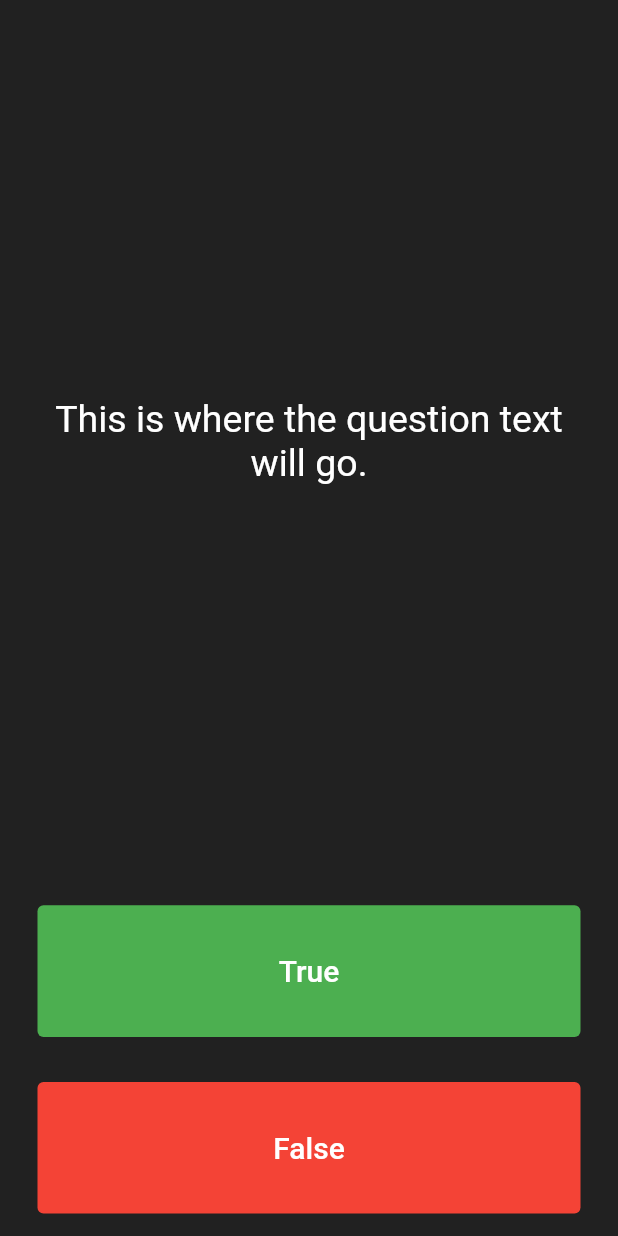
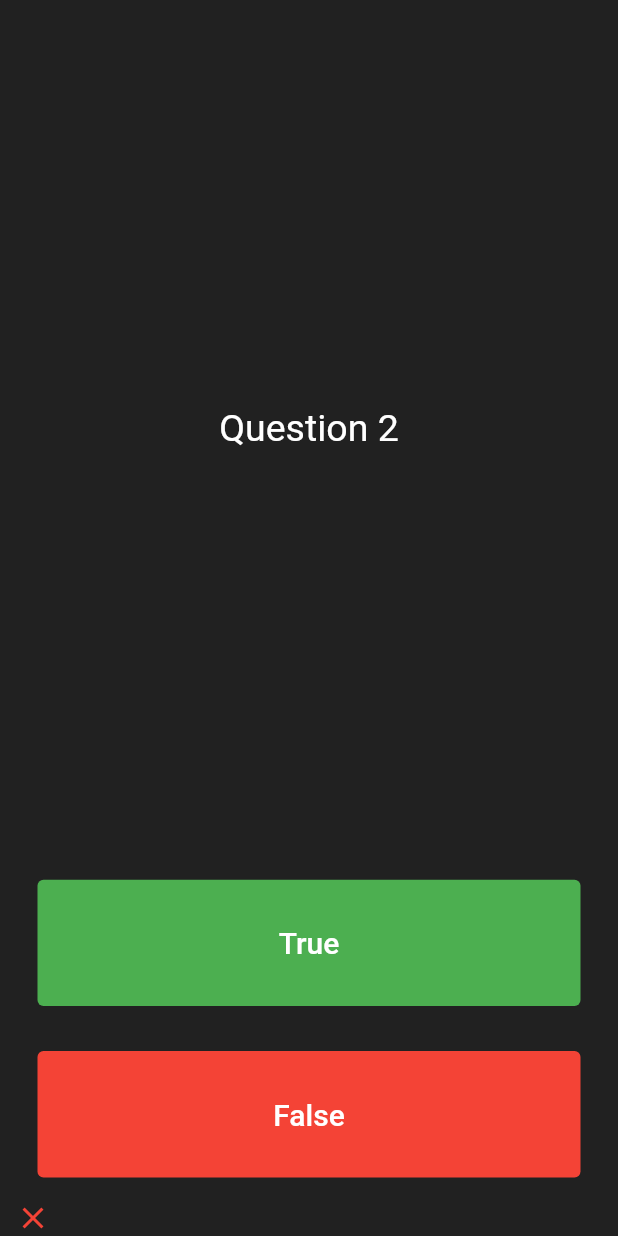
Before and after one commit to saivishnu725/Quizzler, a Flutter app: the screen it shows after launch, after a tap on "True", on a phone screen of 412 x 824 dp. Run offline on Flutter 3.47's test engine with Material 2 defaults, Android fonts, the phone set to English and light mode, and no system bars; our stand-ins replace rflutter_alert.

Commit message:
Added questions and solutions list and a alert button for result

```diff
--- a/lib/main.dart
+++ b/lib/main.dart
@@ -1,4 +1,7 @@
 import 'package:flutter/material.dart';
+import 'package:quizzler/questions.dart';
+import 'package:quizzler/solutions.dart';
+import 'package:rflutter_alert/rflutter_alert.dart';
 
 void main() {
   runApp(
@@ -15,6 +18,9 @@ class MyApp extends StatefulWidget {
 }
 
 class _MyAppState extends State<MyApp> {
+  List<Icon> count = [];
+  int current = 0;
+  int score = 0;
   @override
   Widget build(BuildContext context) {
     return Scaffold(
@@ -32,7 +38,7 @@ class _MyAppState extends State<MyApp> {
                   padding: EdgeInsets.all(10.0),
                   child: Center(
                     child: Text(
-                      'This is where the question text will go.',
+                      questions[current],
                       textAlign: TextAlign.center,
                       style: TextStyle(
                         fontSize: 25.0,
@@ -58,7 +64,45 @@ class _MyAppState extends State<MyApp> {
                       ),
                     ),
                     onPressed: () {
-                      // TODO: The user picked true.
+                      debugPrint('true');
+                      setState(() {
+                        if (current < 6) {
+                          // current = current + 1;
+                          current++;
+                        } else {
+                          Alert(
+                            context: context,
+                            type: AlertType.success,
+                            title: "Total score is",
+                            desc: "\$score",
+                            buttons: [
+                              DialogButton(
+                                child: Text(
+                                  "COOL.",
+                                  style: TextStyle(
+                                      color: Colors.white, fontSize: 20),
+                                ),
+                                onPressed: () {
+                                  setState(() {
+                                    current = 0;
+                                  });
+                                  Navigator.pop(context);
+                                },
+                                width: 120,
+                              )
+                            ],
+                          ).show();
+                        }
+                        if (solutions[current]) {
+                          setState(() {
+                            score = score + 1;
+                          });
+                          count.add(trueWidget());
+                        } else {
+                          count.add(wrongWidget());
+                        }
+                      });
+                      // User picked true.
                     },
                   ),
                 ),
@@ -79,12 +123,53 @@ class _MyAppState extends State<MyApp> {
                       ),
                     ),
                     onPressed: () {
-                      // TODO: The user picked false.
+                      debugPrint('false');
+                      setState(() {
+                        if (current < 6) {
+                          // current = current + 1;
+                          current++;
+                        } else {
+                          Alert(
+                            context: context,
+                            type: AlertType.success,
+                            title: "Total score is",
+                            desc: "\$score",
+                            buttons: [
+                              DialogButton(
+                                child: Text(
+                                  "COOL.",
+                                  style: TextStyle(
+                                      color: Colors.white, fontSize: 20),
+                                ),
+                                onPressed: () {
+                                  setState(() {
+                                    current = 0;
+                                  });
+                                  Navigator.pop(context);
+                                },
+                                width: 120,
+                              )
+                            ],
+                          ).show();
+                        }
+                        if (solutions[current]) {
+                          count.add(wrongWidget());
+                        } else {
+                          setState(() {
+                            score = score + 1;
+                          });
+                          count.add(trueWidget());
+                        }
+                      });
+                      // User picked false.
                     },
                   ),
                 ),
               ),
-              //TODO: Add a Row here as your score keeper
+              Row(
+                children: count,
+              ),
+              // Add a Row here as your score keeper
             ],
           ),
 /*
--- /dev/null
+++ b/lib/questions.dart
@@ -0,0 +1,8 @@
+List<String> questions = [
+  'Question 1',
+  'Question 2',
+  'Question 3',
+  'Question 4',
+  'Question 5',
+  'Question 6 (Last one)',
+];
--- /dev/null
+++ b/lib/solutions.dart
@@ -0,0 +1,24 @@
+import 'package:flutter/material.dart';
+
+List<bool> solutions = [
+  true,
+  false,
+  true,
+  false,
+  true,
+  false,
+];
+
+Icon wrongWidget() {
+  return Icon(
+    Icons.close,
+    color: Colors.red,
+  );
+}
+
+Icon trueWidget() {
+  return Icon(
+    Icons.done,
+    color: Colors.green,
+  );
+}
```
Also changed, not shown: pubspec.yaml (+2 -11 lines), pubspec.lock, 1 other file.
